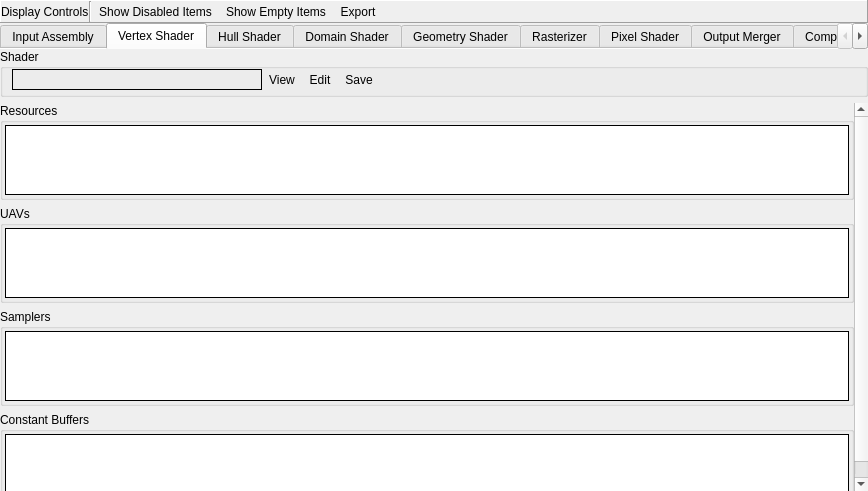
Above: qrenderdoc/Windows/PipelineState/D3D12PipelineStateViewer.ui from baldurk/renderdoc before the change. Below: the same form after it.
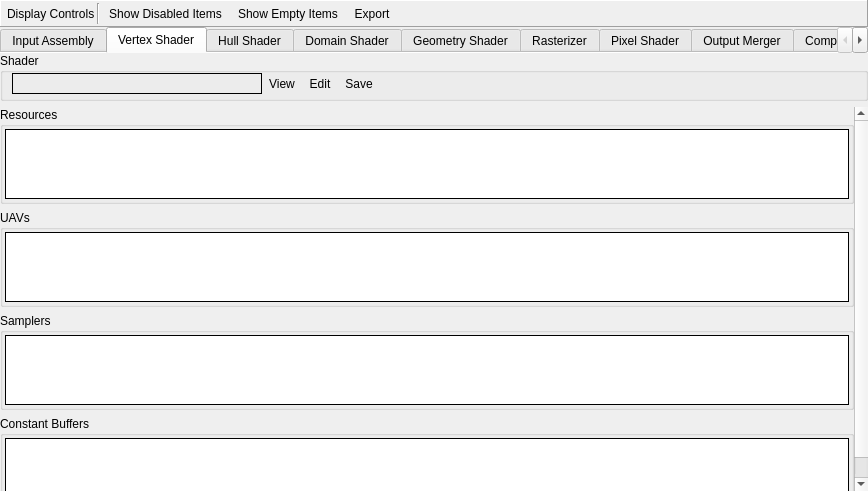
That is the form after the change. The open tabs and pages were chosen to show the change. Icons and pictures are not drawn. Custom widgets are drawn as their Qt base class.

Commit message: Fix some margins/spacings to be more consistent across the UI

The edit to the form file:
```diff
--- a/qrenderdoc/Windows/PipelineState/D3D12PipelineStateViewer.ui
+++ b/qrenderdoc/Windows/PipelineState/D3D12PipelineStateViewer.ui
@@ -36,19 +36,19 @@
      </property>
      <layout class="QHBoxLayout" name="toolbarLayout">
       <property name="spacing">
-       <number>0</number>
+       <number>2</number>
       </property>
       <property name="leftMargin">
-       <number>0</number>
+       <number>6</number>
       </property>
       <property name="topMargin">
-       <number>0</number>
+       <number>2</number>
       </property>
       <property name="rightMargin">
-       <number>0</number>
+       <number>6</number>
       </property>
       <property name="bottomMargin">
-       <number>0</number>
+       <number>2</number>
       </property>
       <item>
        <widget class="QLabel" name="controlsLabel">
@@ -615,8 +615,8 @@
            <rect>
             <x>0</x>
             <y>0</y>
-            <width>868</width>
-            <height>387</height>
+            <width>101</width>
+            <height>338</height>
            </rect>
           </property>
           <layout class="QVBoxLayout" name="verticalLayout_10">
```
Left out of the diff: 24 changed lines with no effect on the pictures. The commit also changes 4 other files.
